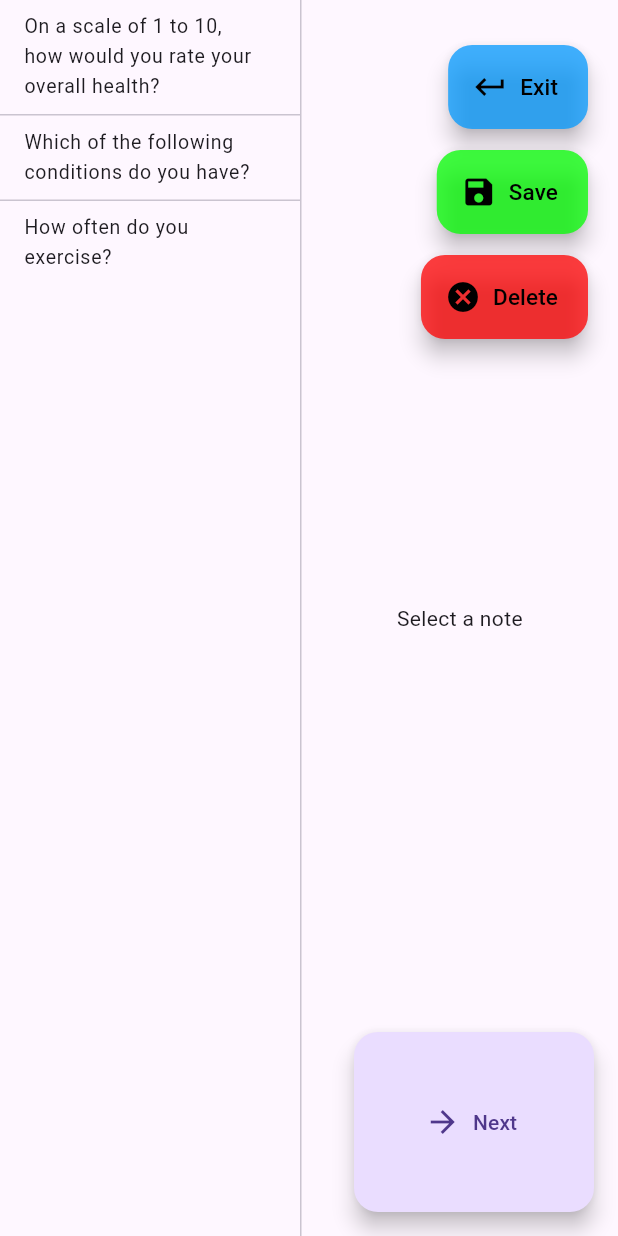
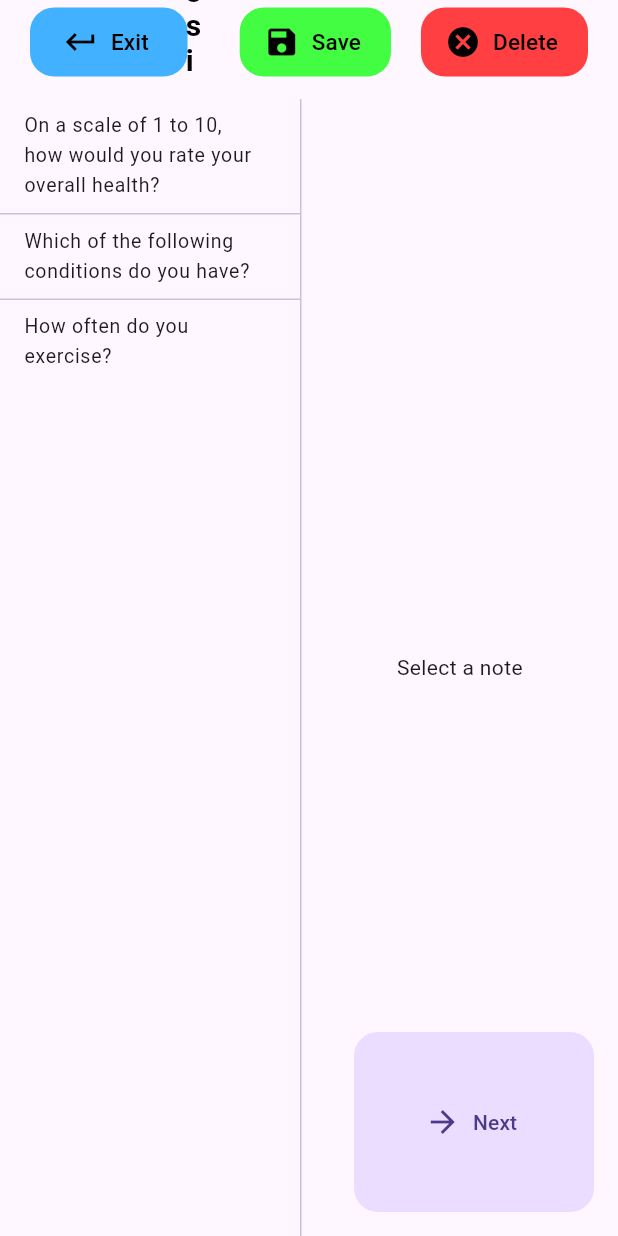
Before and after one commit to apasim-io/hands-free-notes, a Flutter app: the screen it shows after launch, after a tap on "Session 1", on a phone screen of 412 x 824 dp. Run offline on Flutter 3.47's test engine with Material 3 defaults, Android fonts, the phone set to English and light mode, and no system bars.

Commit message:
updated appbar

```diff
--- /dev/null
+++ b/OneTouch/one_touch/devtools_options.yaml
@@ -0,0 +1,3 @@
+description: This file stores settings for Dart & Flutter DevTools.
+documentation: https://docs.flutter.dev/tools/devtools/extensions#configure-extension-enablement-states
+extensions:
--- a/OneTouch/one_touch/lib/Pages/note_session.dart
+++ b/OneTouch/one_touch/lib/Pages/note_session.dart
@@ -67,7 +67,94 @@ class _NoteSessionState extends State<NoteSession> {
     final bool isLastNote = selected != null && selected == notes.length - 1;
 
     return Scaffold(
-      body: Row(
+      appBar: AppBar(
+        leadingWidth: 125,
+        leading: Container(
+          margin: EdgeInsets.only(left: 20, top: 5, bottom: 5),
+          child: FloatingActionButton.extended(
+            elevation: 0,
+            heroTag: 'exit',
+            onPressed: () {
+              // cancel changes and reset templates
+              widget.saveTemplatesCallback(widget.template, "revert");
+              Navigator.pop(context);
+            },
+            icon: const Icon(
+              Icons.keyboard_return,
+              color: Colors.black
+            ),
+            label: const Text(
+              'Exit',
+              style: TextStyle(
+                fontSize: 15,
+                color: Colors.black,
+              ),
+            ),
+            backgroundColor: Color.fromARGB(189, 0, 153, 255),
+          ),
+        ),
+        centerTitle: true,
+        title: RichText(
+        text: TextSpan(
+            text: widget.template.name,
+            style: TextStyle(
+              color: Colors.black,
+              fontSize: 20,
+              fontWeight: FontWeight.bold
+            ),
+          )
+        ),
+        actionsPadding: EdgeInsets.symmetric(horizontal: 20, vertical: 5),
+        actions: [
+          FloatingActionButton.extended(
+            elevation: 0,
+            heroTag: 'save',
+            onPressed: () {
+              // cancel changes and reset templates
+              widget.saveTemplatesCallback(widget.template, "save");
+            },
+            icon: const Icon(
+              Icons.save,
+              color: Colors.black
+            ),
+            label: const Text(
+              'Save',
+              style: TextStyle(
+                fontSize: 15,
+                color: Colors.black,
+              ),
+            ),
+            backgroundColor: Color.fromARGB(189, 0, 255, 0),
+          ),
+          SizedBox(
+            width: 20,
+          ),
+          FloatingActionButton.extended(
+            elevation: 0,
+            heroTag: 'delete',
+            onPressed: () {
+              // cancel changes and reset templates
+              widget.saveTemplatesCallback(widget.template, "delete");
+              Navigator.pop(context);
+            },
+            icon: const Icon(
+              Icons.cancel,
+              color: Colors.black
+            ),
+            label: const Text(
+              'Delete',
+              style: TextStyle(
+                fontSize: 15,
+                color: Colors.black,
+              ),
+            ),
+            backgroundColor: Color.fromARGB(190, 255, 0, 0),
+          ),
+        ],
+      ),
+      body: Container(
+        margin: EdgeInsets.only(top: 10),
+        child: Row(
           crossAxisAlignment: CrossAxisAlignment.stretch,
           children: [
             //left column: one item per note in the template.
@@ -108,79 +195,6 @@ class _NoteSessionState extends State<NoteSession> {
                             ),
                           ),
                   ),
-
-                //bottom-right next trial botton
-                Positioned(
-                  right: 20,
-                  top: 30,
-                  child: FloatingActionButton.extended(
-                    heroTag: 'exit',
-                    onPressed: () {
-                      // cancel changes and reset templates
-                      widget.saveTemplatesCallback(widget.template, "revert");
-                      Navigator.pop(context);
-                    },
-                    icon: const Icon(
-                      Icons.keyboard_return,
-                      color: Colors.black
-                    ),
-                    label: const Text(
-                      'Exit',
-                      style: TextStyle(
-                        fontSize: 15,
-                        color: Colors.black,
-                      ),
-                    ),
-                    backgroundColor: Color.fromARGB(189, 0, 153, 255),
-                  ),
-                ),
-                Positioned(
-                  right: 20,
-                  top: 100,
-                  child: FloatingActionButton.extended(
-                    heroTag: 'save',
-                    onPressed: () {
-                      // cancel changes and reset templates
-                      widget.saveTemplatesCallback(widget.template, "save");
-                    },
-                    icon: const Icon(
-                      Icons.save,
-                      color: Colors.black
-                    ),
-                    label: const Text(
-                      'Save',
-                      style: TextStyle(
-                        fontSize: 15,
-                        color: Colors.black,
-                      ),
-                    ),
-                    backgroundColor: Color.fromARGB(189, 0, 255, 0),
-                  ),
-                ),
-                Positioned(
-                  right: 20,
-                  top: 170,
-                  child: FloatingActionButton.extended(
-                    heroTag: 'delete',
-                    onPressed: () {
-                      // cancel changes and reset templates
-                      widget.saveTemplatesCallback(widget.template, "delete");
-                      Navigator.pop(context);
-                    },
-                    icon: const Icon(
-                      Icons.cancel,
-                      color: Colors.black
-                    ),
-                    label: const Text(
-                      'Delete',
-                      style: TextStyle(
-                        fontSize: 15,
-                        color: Colors.black,
-                      ),
-                    ),
-                    backgroundColor: Color.fromARGB(190, 255, 0, 0),
-                  ),
-                ),
                   Positioned(
                     right: 16,
                     bottom: 16,
@@ -188,6 +202,7 @@ class _NoteSessionState extends State<NoteSession> {
                       height: 120,
                       width: 160,
                       child: FloatingActionButton.extended(
+                        elevation: 0,
                         heroTag: 'continue',
                         onPressed: () {
                           setState(() {
@@ -225,6 +240,7 @@ class _NoteSessionState extends State<NoteSession> {
             )
           ],
         ),
+      )
     );
   }
 }
--- a/OneTouch/one_touch/lib/Pages/session_create.dart
+++ b/OneTouch/one_touch/lib/Pages/session_create.dart
@@ -78,7 +78,7 @@ class _SessionCreate extends State<SessionCreate> {
                   context,
                   MaterialPageRoute(
                     builder: (context) {
-                      return NoteSession(template: widget.template, saveTemplatesCallback: widget.saveTemplatesCallback);
+                      return NoteSession(template: newSession, saveTemplatesCallback: widget.saveTemplatesCallback);
                     }
                   ),
                 );
```
Lines whose indentation alone changed are shown as unchanged.
